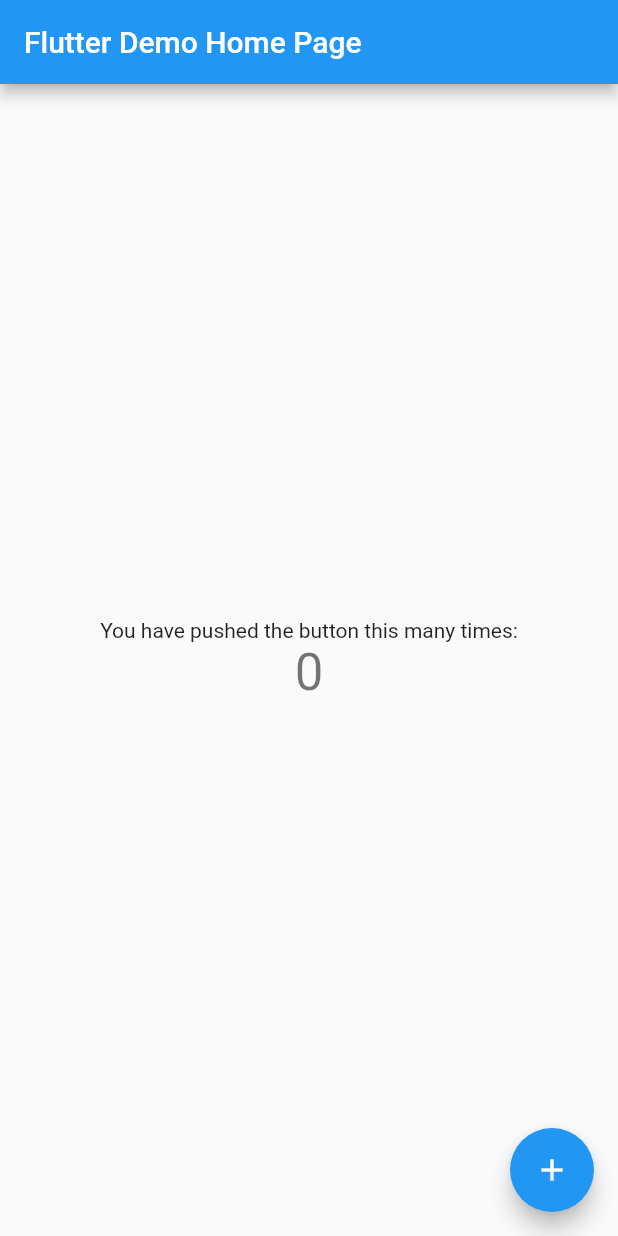
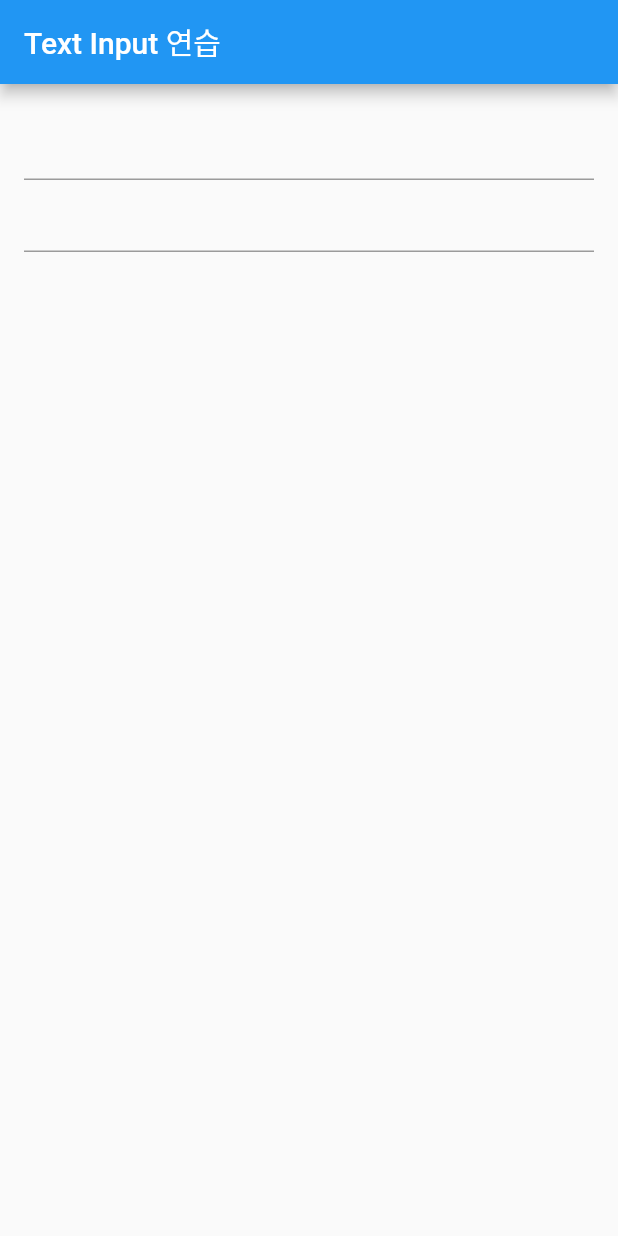
Before and after one commit to kopro-ov/TIL, a Flutter app: the screen it shows after launch, on a phone screen of 412 x 824 dp. Run offline on Flutter 3.47's test engine with Material 2 defaults, Android fonts, the phone set to English and light mode, and no system bars; our stand-ins replace carousel_slider.

Commit message:
Feat 입력값 출력하기
1. 사용자에게 값을 입력받을 위젯 TextField추가
2. TextEditingController클래스 인스턴스를 통해 TextField위젯에 작성된 값 획득
3. TextField위젯의 입력 값이 변하면 각각 로그 출력

```diff
--- a/framework/flutter/project/obesity_calculator/lib/main.dart
+++ b/framework/flutter/project/obesity_calculator/lib/main.dart
@@ -22,92 +22,63 @@
         // is not restarted.
         primarySwatch: Colors.blue,
       ),
-      home: MyHomePage(title: 'Flutter Demo Home Page'),
+      home: MyCustomForm(),
     );
   }
 }
 
-class MyHomePage extends StatefulWidget {
-  MyHomePage({Key? key, required this.title}) : super(key: key);
-
-  // This widget is the home page of your application. It is stateful, meaning
-  // that it has a State object (defined below) that contains fields that affect
-  // how it looks.
-
-  // This class is the configuration for the state. It holds the values (in this
-  // case the title) provided by the parent (in this case the App widget) and
-  // used by the build method of the State. Fields in a Widget subclass are
-  // always marked "final".
-
-  final String title;
+class MyCustomForm extends StatefulWidget {
+  const MyCustomForm({Key? key}) : super(key: key);
 
   @override
-  _MyHomePageState createState() => _MyHomePageState();
+  _MyCustomFormState createState() => _MyCustomFormState();
 }
 
-class _MyHomePageState extends State<MyHomePage> {
-  int _counter = 0;
+class _MyCustomFormState extends State<MyCustomForm> {
+  //TextField의 현잿값을 얻는 데필요
+  final myController = TextEditingController();
 
-  void _incrementCounter() {
-    setState(() {
-      // This call to setState tells the Flutter framework that something has
-      // changed in this State, which causes it to rerun the build method below
-      // so that the display can reflect the updated values. If we changed
-      // _counter without calling setState(), then the build method would not be
-      // called again, and so nothing would appear to happen.
-      _counter++;
-    });
+  @override
+  void initState() {
+    super.initState();
+
+    //addListener로 상태를 모니터링 할 수 있음.
+    myController.addListener(_printLatesValue);
+  }
+
+  @override
+  void dispose() {
+    //화면이 종료될 때는 반드시 위젯 트리에서 컨트롤러를 해제해야한다.
+    myController.dispose();
+    super.dispose();
+  }
+
+  _printLatesValue() {
+    //컨트롤러의 text 프로퍼티로 연결된 TextField에 입력값을 얻음.
+    print('두 번째 text field: ${myController.text}');
   }
 
   @override
   Widget build(BuildContext context) {
-    // This method is rerun every time setState is called, for instance as done
-    // by the _incrementCounter method above.
-    //
-    // The Flutter framework has been optimized to make rerunning build methods
-    // fast, so that you can just rebuild anything that needs updating rather
-    // than having to individually change instances of widgets.
     return Scaffold(
       appBar: AppBar(
-        // Here we take the value from the MyHomePage object that was created by
-        // the App.build method, and use it to set our appbar title.
-        title: Text(widget.title),
+        title: Text('Text Input 연습'),
       ),
-      body: Center(
-        // Center is a layout widget. It takes a single child and positions it
-        // in the middle of the parent.
+      body: Padding(
+        padding: const EdgeInsets.all(16.0),
         child: Column(
-          // Column is also a layout widget. It takes a list of children and
-          // arranges them vertically. By default, it sizes itself to fit its
-          // children horizontally, and tries to be as tall as its parent.
-          //
-          // Invoke "debug painting" (press "p" in the console, choose the
-          // "Toggle Debug Paint" action from the Flutter Inspector in Android
-          // Studio, or the "Toggle Debug Paint" command in Visual Studio Code)
-          // to see the wireframe for each widget.
-          //
-          // Column has various properties to control how it sizes itself and
-          // how it positions its children. Here we use mainAxisAlignment to
-          // center the children vertically; the main axis here is the vertical
-          // axis because Columns are vertical (the cross axis would be
-          // horizontal).
-          mainAxisAlignment: MainAxisAlignment.center,
           children: <Widget>[
-            Text(
-              'You have pushed the button this many times:',
+            TextField(
+              onChanged: (text) {
+                print('첫 번째 Text field: $text');
+              },
             ),
-            Text(
-              '$_counter',
-              style: Theme.of(context).textTheme.headline4,
+            TextField(
+              controller: myController,
             ),
           ],
         ),
       ),
-      floatingActionButton: FloatingActionButton(
-        onPressed: _incrementCounter,
-        tooltip: 'Increment',
-        child: Icon(Icons.add),
-      ), // This trailing comma makes auto-formatting nicer for build methods.
     );
   }
 }
```
